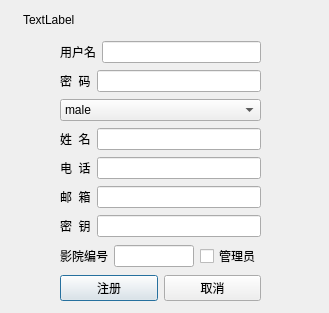
SillyPasty/Movie_Management, file registerwindow.ui: the form before one commit.
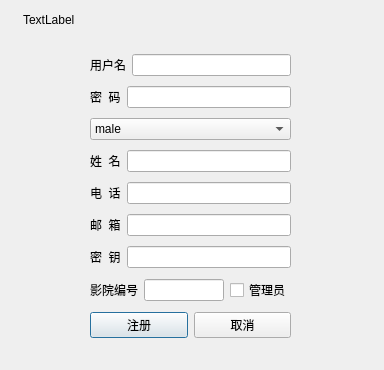
The form after the commit.

```diff
--- a/registerwindow.ui
+++ b/registerwindow.ui
@@ -6,8 +6,8 @@
    <rect>
     <x>0</x>
     <y>0</y>
-    <width>329</width>
-    <height>313</height>
+    <width>384</width>
+    <height>370</height>
    </rect>
   </property>
   <property name="windowTitle">
@@ -16,10 +16,10 @@
   <widget class="QWidget" name="layoutWidget">
    <property name="geometry">
     <rect>
-     <x>60</x>
-     <y>40</y>
+     <x>90</x>
+     <y>50</y>
      <width>201</width>
-     <height>262</height>
+     <height>292</height>
     </rect>
    </property>
    <layout class="QVBoxLayout" name="verticalLayout">
```
